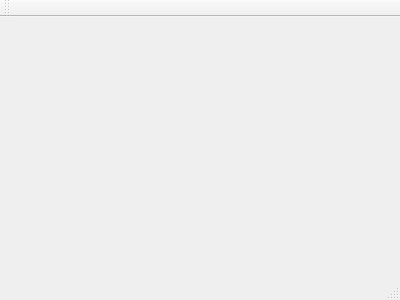
First picture: the form in ProjetLO21/mainwindow.ui, repository Pitouli/lo21-ahmed-pitouli, before the edit.
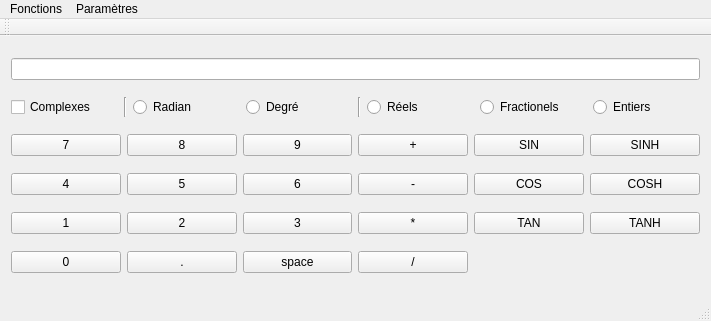
Second picture: the form after the edit.

The edit to the form file:
```diff
--- a/ProjetLO21/mainwindow.ui
+++ b/ProjetLO21/mainwindow.ui
@@ -1,24 +1,328 @@
 <ui version="4.0">
  <class>MainWindow</class>
- <widget class="QMainWindow" name="MainWindow" >
-  <property name="geometry" >
+ <widget class="QMainWindow" name="MainWindow">
+  <property name="geometry">
    <rect>
     <x>0</x>
     <y>0</y>
-    <width>400</width>
-    <height>300</height>
+    <width>711</width>
+    <height>321</height>
    </rect>
   </property>
   <property name="windowTitle" >
    <string>MainWindow</string>
   </property>
-  <widget class="QMenuBar" name="menuBar" />
-  <widget class="QToolBar" name="mainToolBar" />
-  <widget class="QWidget" name="centralWidget" />
-  <widget class="QStatusBar" name="statusBar" />
+  <widget class="QWidget" name="centralWidget">
+   <layout class="QHBoxLayout" name="horizontalLayout_2">
+    <item>
+     <layout class="QGridLayout" name="gridLayout">
+      <item row="6" column="0">
+       <widget class="QPushButton" name="pushButton">
+        <property name="text">
+         <string>7</string>
+        </property>
+       </widget>
+      </item>
+      <item row="6" column="1">
+       <widget class="QPushButton" name="pushButton_5">
+        <property name="text">
+         <string>8</string>
+        </property>
+       </widget>
+      </item>
+      <item row="6" column="2">
+       <widget class="QPushButton" name="pushButton_9">
+        <property name="text">
+         <string>9</string>
+        </property>
+       </widget>
+      </item>
+      <item row="6" column="3">
+       <widget class="QPushButton" name="pushButton_12">
+        <property name="text">
+         <string>+</string>
+        </property>
+       </widget>
+      </item>
+      <item row="7" column="0">
+       <widget class="QPushButton" name="pushButton_2">
+        <property name="text">
+         <string>4</string>
+        </property>
+       </widget>
+      </item>
+      <item row="7" column="1">
+       <widget class="QPushButton" name="pushButton_6">
+        <property name="text">
+         <string>5</string>
+        </property>
+       </widget>
+      </item>
+      <item row="7" column="2">
+       <widget class="QPushButton" name="pushButton_10">
+        <property name="text">
+         <string>6</string>
+        </property>
+       </widget>
+      </item>
+      <item row="7" column="3">
+       <widget class="QPushButton" name="pushButton_13">
+        <property name="text">
+         <string>-</string>
+        </property>
+       </widget>
+      </item>
+      <item row="8" column="0">
+       <widget class="QPushButton" name="pushButton_3">
+        <property name="text">
+         <string>1</string>
+        </property>
+       </widget>
+      </item>
+      <item row="8" column="1">
+       <widget class="QPushButton" name="pushButton_7">
+        <property name="text">
+         <string>2</string>
+        </property>
+       </widget>
+      </item>
+      <item row="8" column="2">
+       <widget class="QPushButton" name="pushButton_11">
+        <property name="text">
+         <string>3</string>
+        </property>
+       </widget>
+      </item>
+      <item row="8" column="3">
+       <widget class="QPushButton" name="pushButton_14">
+        <property name="text">
+         <string>*</string>
+        </property>
+       </widget>
+      </item>
+      <item row="9" column="0">
+       <widget class="QPushButton" name="pushButton_4">
+        <property name="text">
+         <string>0</string>
+        </property>
+       </widget>
+      </item>
+      <item row="9" column="1">
+       <widget class="QPushButton" name="pushButton_8">
+        <property name="text">
+         <string>.</string>
+        </property>
+       </widget>
+      </item>
+      <item row="9" column="2">
+       <widget class="QPushButton" name="pushButton_16">
+        <property name="text">
+         <string>space</string>
+        </property>
+       </widget>
+      </item>
+      <item row="9" column="3">
+       <widget class="QPushButton" name="pushButton_15">
+        <property name="text">
+         <string>/</string>
+        </property>
+       </widget>
+      </item>
+      <item row="0" column="0" colspan="6">
+       <widget class="QLineEdit" name="lineEdit"/>
+      </item>
+      <item row="1" column="0" colspan="6">
+       <layout class="QHBoxLayout" name="horizontalLayout">
+        <item>
+         <widget class="QCheckBox" name="checkBox">
+          <property name="text">
+           <string>Complexes</string>
+          </property>
+         </widget>
+        </item>
+        <item>
+         <widget class="Line" name="line">
+          <property name="orientation">
+           <enum>Qt::Vertical</enum>
+          </property>
+         </widget>
+        </item>
+        <item>
+         <widget class="QRadioButton" name="radioButton">
+          <property name="text">
+           <string>Radian</string>
+          </property>
+         </widget>
+        </item>
+        <item>
+         <widget class="QRadioButton" name="radioButton_2">
+          <property name="text">
+           <string>Degré</string>
+          </property>
+         </widget>
+        </item>
+        <item>
+         <widget class="Line" name="line_2">
+          <property name="orientation">
+           <enum>Qt::Vertical</enum>
+          </property>
+         </widget>
+        </item>
+        <item>
+         <widget class="QRadioButton" name="radioButton_3">
+          <property name="text">
+           <string>Réels</string>
+          </property>
+         </widget>
+        </item>
+        <item>
+         <widget class="QRadioButton" name="radioButton_4">
+          <property name="text">
+           <string>Fractionels</string>
+          </property>
+         </widget>
+        </item>
+        <item>
+         <widget class="QRadioButton" name="radioButton_5">
+          <property name="text">
+           <string>Entiers</string>
+          </property>
+         </widget>
+        </item>
+       </layout>
+      </item>
+      <item row="6" column="4">
+       <widget class="QPushButton" name="pushButton_17">
+        <property name="text">
+         <string>SIN</string>
+        </property>
+       </widget>
+      </item>
+      <item row="7" column="4">
+       <widget class="QPushButton" name="pushButton_18">
+        <property name="text">
+         <string>COS</string>
+        </property>
+       </widget>
+      </item>
+      <item row="8" column="4">
+       <widget class="QPushButton" name="pushButton_19">
+        <property name="text">
+         <string>TAN</string>
+        </property>
+       </widget>
+      </item>
+      <item row="6" column="5">
+       <widget class="QPushButton" name="pushButton_20">
+        <property name="text">
+         <string>SINH</string>
+        </property>
+       </widget>
+      </item>
+      <item row="7" column="5">
+       <widget class="QPushButton" name="pushButton_21">
+        <property name="text">
+         <string>COSH</string>
+        </property>
+       </widget>
+      </item>
+      <item row="8" column="5">
+       <widget class="QPushButton" name="pushButton_22">
+        <property name="text">
+         <string>TANH</string>
+        </property>
+       </widget>
+      </item>
+     </layout>
+    </item>
+   </layout>
+  </widget>
+  <widget class="QMenuBar" name="menuBar">
+   <property name="geometry">
+    <rect>
+     <x>0</x>
+     <y>0</y>
+     <width>711</width>
+     <height>26</height>
+    </rect>
+   </property>
+   <widget class="QMenu" name="menuFonctions">
+    <property name="title">
+     <string>Fonctions</string>
+    </property>
+    <widget class="QMenu" name="menuTrigonom_trie">
+     <property name="title">
+      <string>Trigonométrie</string>
+     </property>
+     <addaction name="actionSinus_2"/>
+     <addaction name="actionCos"/>
+     <addaction name="actionTan"/>
+     <addaction name="actionSin_Hyperbolique"/>
+     <addaction name="actionCos_Hyperbolique"/>
+     <addaction name="actionTan_Hyperbolique"/>
+    </widget>
+    <widget class="QMenu" name="menuTaper_ici">
+     <property name="title">
+      <string>Taper ici</string>
+     </property>
+    </widget>
+    <addaction name="menuTrigonom_trie"/>
+    <addaction name="menuTaper_ici"/>
+   </widget>
+   <widget class="QMenu" name="menuParam_tres">
+    <property name="title">
+     <string>Paramètres</string>
+    </property>
+   </widget>
+   <addaction name="menuFonctions"/>
+   <addaction name="menuParam_tres"/>
+  </widget>
+  <widget class="QToolBar" name="mainToolBar">
+   <attribute name="toolBarArea">
+    <enum>TopToolBarArea</enum>
+   </attribute>
+   <attribute name="toolBarBreak">
+    <bool>false</bool>
+   </attribute>
+  </widget>
+  <widget class="QStatusBar" name="statusBar"/>
+  <action name="actionSinus">
+   <property name="text">
+    <string>Sinus</string>
+   </property>
+  </action>
+  <action name="actionCos">
+   <property name="text">
+    <string>Cosinus</string>
+   </property>
+  </action>
+  <action name="actionTan">
+   <property name="text">
+    <string>Tangente</string>
+   </property>
+  </action>
+  <action name="actionSin_Hyperbolique">
+   <property name="text">
+    <string>Sin Hyperbolique</string>
+   </property>
+  </action>
+  <action name="actionCos_Hyperbolique">
+   <property name="text">
+    <string>Cos Hyperbolique</string>
+   </property>
+  </action>
+  <action name="actionTan_Hyperbolique">
+   <property name="text">
+    <string>Tan Hyperbolique</string>
+   </property>
+  </action>
+  <action name="actionSinus_2">
+   <property name="text">
+    <string>Sinus</string>
+   </property>
+  </action>
  </widget>
- <layoutDefault spacing="6" margin="11" />
- <pixmapfunction></pixmapfunction>
+ <layoutdefault spacing="6" margin="11"/>
  <resources/>
  <connections/>
 </ui>
```
Left out of the diff: 3 changed lines with no effect on the pictures.
